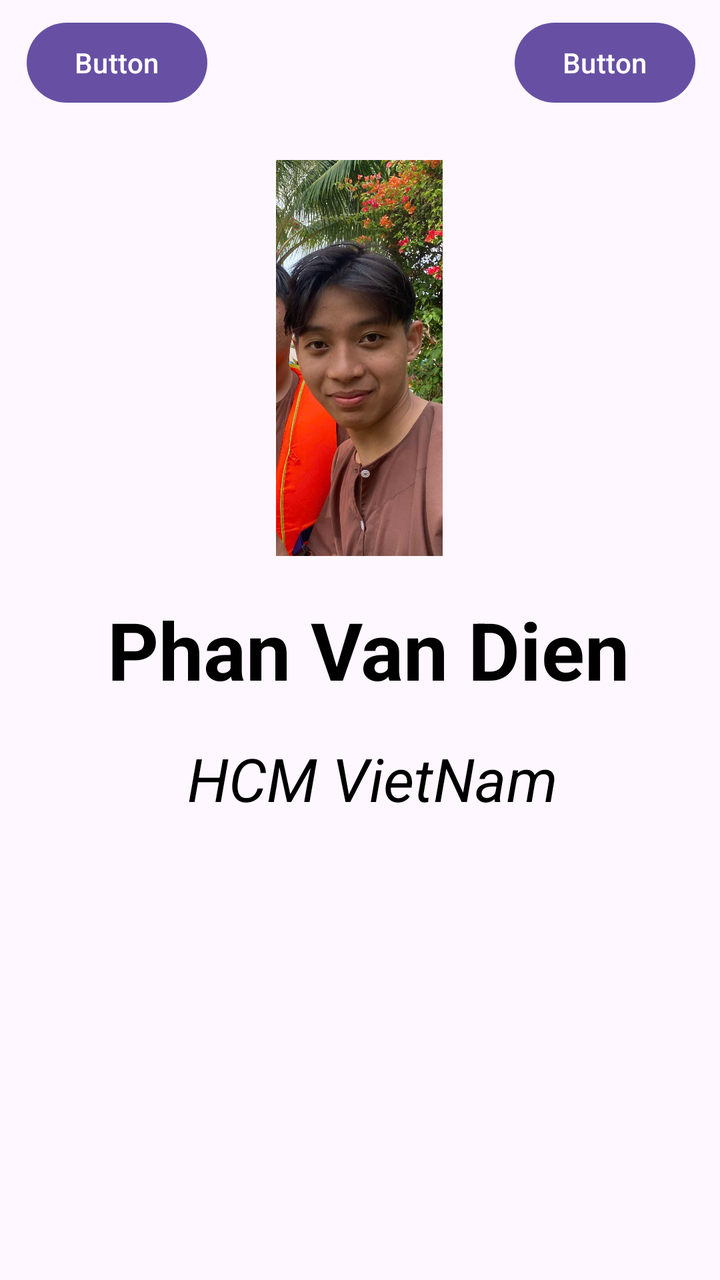
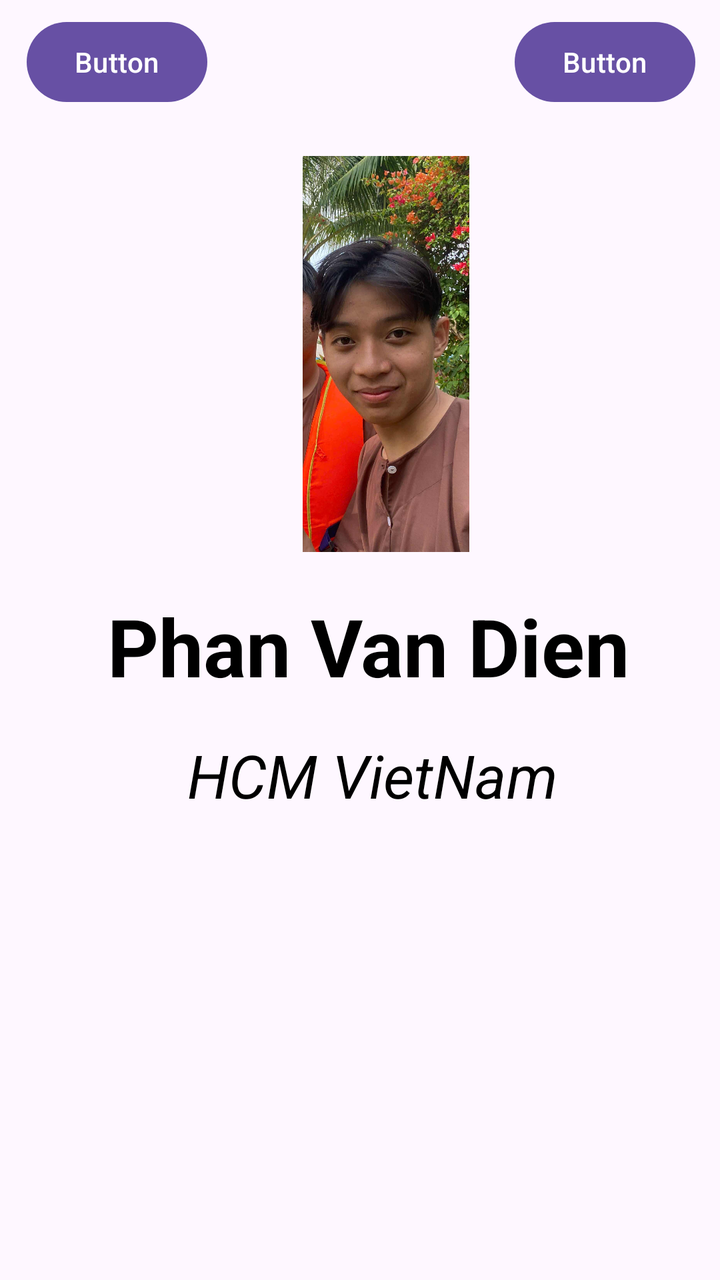

Before-and-after screenshots of an Android layout around one commit, followed by the original layout XML and the change that was made.
<!-- AndroidManifest.xml: application theme Theme.MyApplicationC1 -->
<!-- res/layout/activity_main2.xml -->
<?xml version="1.0" encoding="utf-8"?>
<androidx.constraintlayout.widget.ConstraintLayout xmlns:android="http://schemas.android.com/apk/res/android"
    xmlns:app="http://schemas.android.com/apk/res-auto"
    xmlns:tools="http://schemas.android.com/tools"
    android:id="@+id/main"
    android:layout_width="match_parent"
    android:layout_height="match_parent"
    tools:context=".MainActivity2"
    tools:ignore="ExtraText">

    <ImageView
        android:id="@+id/dien"
        android:layout_width="204dp"
        android:layout_height="198dp"
        android:layout_marginBottom="244dp"
        app:layout_constraintBottom_toBottomOf="parent"
        app:layout_constraintEnd_toEndOf="parent"
        app:layout_constraintHorizontal_bias="0.497"
        app:layout_constraintStart_toStartOf="parent"
        app:layout_constraintTop_toTopOf="parent"
        app:layout_constraintVertical_bias="0.404"
        app:srcCompat="@drawable/dien" />

    <TextView
        android:textAlignment="center"
        android:id="@+id/dien1"
        android:layout_width="320dp"
        android:layout_height="52dp"
        android:text="Phan Van Dien"
        android:textColor="#000000"
        android:textSize="40sp"
        android:textStyle="bold"
        app:layout_constraintBottom_toBottomOf="parent"
        app:layout_constraintEnd_toEndOf="parent"
        app:layout_constraintHorizontal_bias="0.604"
        app:layout_constraintStart_toStartOf="parent"
        app:layout_constraintTop_toBottomOf="@+id/dien"
        app:layout_constraintVertical_bias="0.065" />

    <TextView
        android:id="@+id/dien2"
        android:layout_width="wrap_content"
        android:layout_height="wrap_content"
        android:text="HCM VietNam"
        android:textColor="#000000"
        android:textSize="30sp"
        android:textStyle="italic"
        app:layout_constraintBottom_toBottomOf="parent"
        app:layout_constraintEnd_toEndOf="parent"
        app:layout_constraintHorizontal_bias="0.537"
        app:layout_constraintStart_toStartOf="parent"
        app:layout_constraintTop_toBottomOf="@+id/dien1"
        app:layout_constraintVertical_bias="0.076" />

    <Button
        android:id="@+id/button7"
        android:layout_width="wrap_content"
        android:layout_height="wrap_content"
        android:text="Button"
        app:layout_constraintBottom_toTopOf="@+id/dien"
        app:layout_constraintEnd_toEndOf="parent"
        app:layout_constraintHorizontal_bias="0.049"
        app:layout_constraintStart_toStartOf="parent"
        app:layout_constraintTop_toTopOf="parent"
        app:layout_constraintVertical_bias="0.231" />

    <Button
        android:id="@+id/button9"
        android:layout_width="wrap_content"
        android:layout_height="wrap_content"
        android:text="Button"
        app:layout_constraintBottom_toTopOf="@+id/dien"
        app:layout_constraintEnd_toEndOf="parent"
        app:layout_constraintHorizontal_bias="0.925"
        app:layout_constraintStart_toEndOf="@+id/button7"
        app:layout_constraintTop_toTopOf="parent"
        app:layout_constraintVertical_bias="0.231" /><![CDATA[





    @android:drawable/ic_media_play"
        app:layout_constraintBottom_toTopOf="@+id/dien"
        app:layout_constraintEnd_toEndOf="parent"
        app:layout_constraintHorizontal_bias="0.917"
        app:layout_constraintStart_toEndOf="@+id/button5"
        app:layout_constraintTop_toTopOf="parent"
        app:layout_constraintVertical_bias="0.448" />



]]>
</androidx.constraintlayout.widget.ConstraintLayout>
<!-- resources referenced by this layout -->
<resources>
  <!-- drawable dien: jpg bitmap (drawable, 149058 bytes) -->
  <style name="Theme.MyApplicationC1" parent="Base.Theme.MyApplicationC1" />
  <style name="Base.Theme.MyApplicationC1" parent="Theme.Material3.DayNight.NoActionBar">
          
          
      </style>
</resources>

<!-- the commit's change to res/layout/activity_main2.xml (unified diff, before → after) -->
@@ -15,10 +15,10 @@
         android:layout_marginBottom="244dp"
         app:layout_constraintBottom_toBottomOf="parent"
         app:layout_constraintEnd_toEndOf="parent"
-        app:layout_constraintHorizontal_bias="0.497"
+        app:layout_constraintHorizontal_bias="0.584"
         app:layout_constraintStart_toStartOf="parent"
         app:layout_constraintTop_toTopOf="parent"
-        app:layout_constraintVertical_bias="0.404"
+        app:layout_constraintVertical_bias="0.394"
         app:srcCompat="@drawable/dien" />
 
     <TextView
